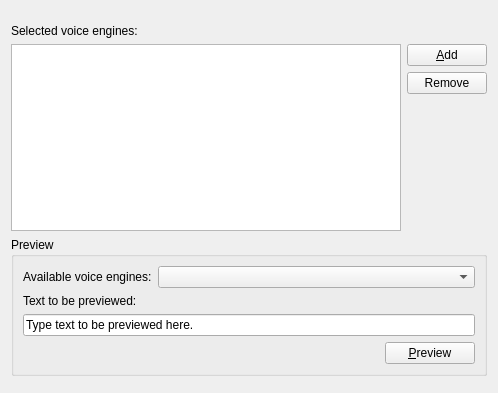
Qt form texttospeechsource.ui (goldendict/goldendict) before a commit.
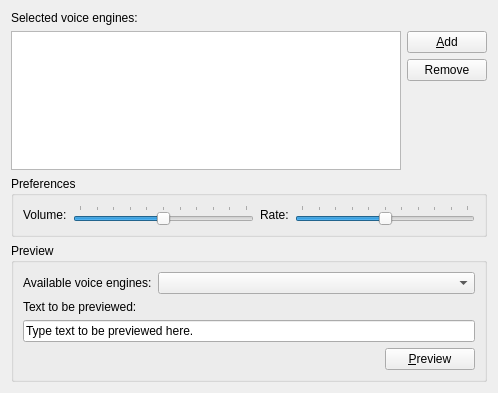
The same form after that commit.

Commit message: Win-specific: Add volume and rate tuning for TTS, fix some errors

Diff of the .ui file:
```diff
--- a/texttospeechsource.ui
+++ b/texttospeechsource.ui
@@ -78,6 +78,73 @@
      </item>
     </layout>
    </item>
+   <item>
+    <widget class="QGroupBox" name="groupBox">
+     <property name="title">
+      <string>Preferences</string>
+     </property>
+     <layout class="QHBoxLayout" name="horizontalLayout_5">
+      <item>
+       <widget class="QLabel" name="label_4">
+        <property name="text">
+         <string>Volume:</string>
+        </property>
+       </widget>
+      </item>
+      <item>
+       <widget class="QSlider" name="volumeSlider">
+        <property name="maximum">
+         <number>100</number>
+        </property>
+        <property name="sliderPosition">
+         <number>50</number>
+        </property>
+        <property name="tracking">
+         <bool>false</bool>
+        </property>
+        <property name="orientation">
+         <enum>Qt::Horizontal</enum>
+        </property>
+        <property name="tickPosition">
+         <enum>QSlider::TicksAbove</enum>
+        </property>
+        <property name="tickInterval">
+         <number>10</number>
+        </property>
+       </widget>
+      </item>
+      <item>
+       <widget class="QLabel" name="label_5">
+        <property name="text">
+         <string>Rate:</string>
+        </property>
+       </widget>
+      </item>
+      <item>
+       <widget class="QSlider" name="rateSlider">
+        <property name="maximum">
+         <number>100</number>
+        </property>
+        <property name="sliderPosition">
+         <number>50</number>
+        </property>
+        <property name="tracking">
+         <bool>false</bool>
+        </property>
+        <property name="orientation">
+         <enum>Qt::Horizontal</enum>
+        </property>
+        <property name="tickPosition">
+         <enum>QSlider::TicksAbove</enum>
+        </property>
+        <property name="tickInterval">
+         <number>10</number>
+        </property>
+       </widget>
+      </item>
+     </layout>
+    </widget>
+   </item>
    <item>
     <widget class="QGroupBox" name="groupBox_2">
      <property name="title">
```
The commit also changes 11 other files.
